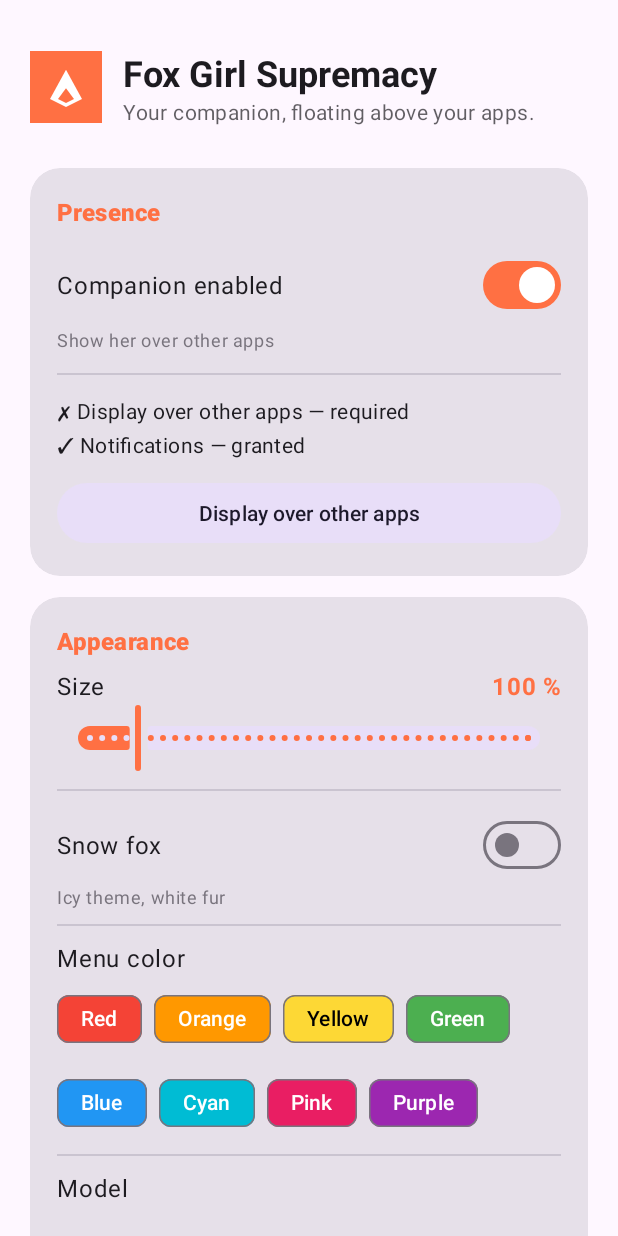
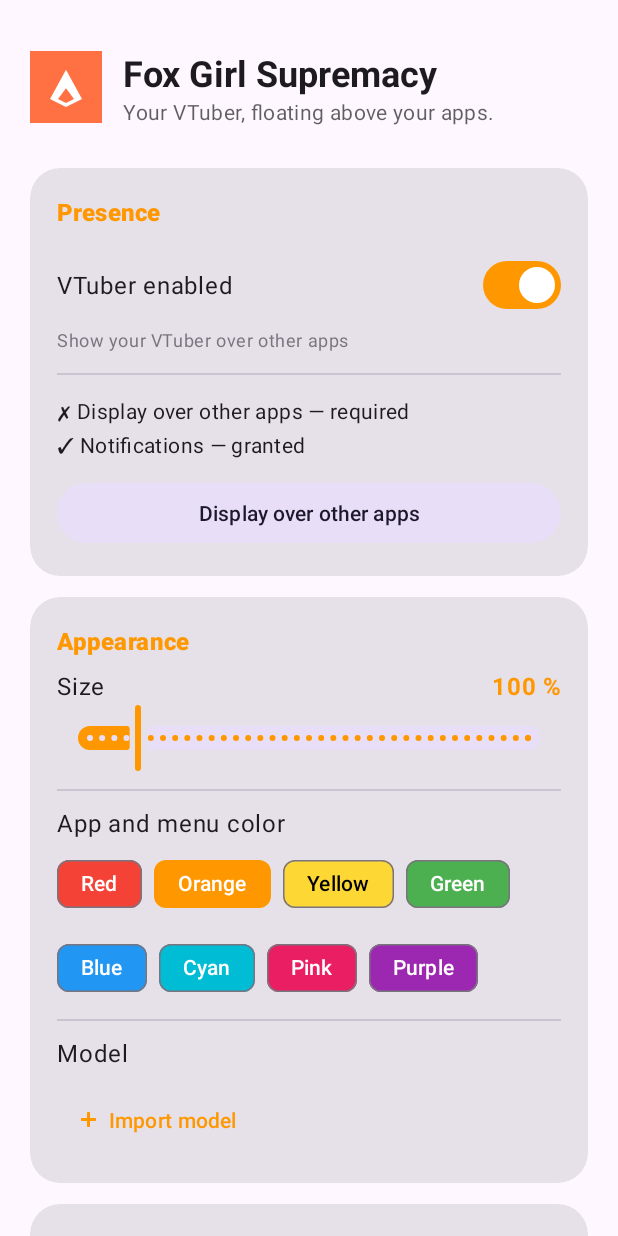
Before and after one commit to theB1T3of87/teste2, an Android app: the screen it shows after launch (MainActivity), on a phone screen of 412 x 824 dp. Run offline under Robolectric (Android 15) with nearby library versions, the phone set to English and light mode, and no system bars.

Commit message:
Switch face tracking to MediaPipe and polish VTuber settings
* Use they them language and VTuber wording throughout app

* Remove unused Snow Fox palette resources

* Add eight dynamic VTuber accent themes

* Remove Snow Fox setting and label app color selector

* Remove Snow Fox preference and set default VTuber color

* Apply selected color to full Material theme and remove Snow Fox controls

* Remove Snow Fox rendering state from renderer interface

* Remove Snow Fox method and send gaze axes to Cubism

* Remove Snow Fox handling and rename notification channel to VTuber

* Set VTuber app theme and update face tracking metadata

* Replace ML Kit tracking with MediaPipe Face Landmarker expressions and pose

* Integrate MediaPipe Tasks Vision and download Face Landmarker model

* Rename native tracking offsets to actual gaze axes

* Pass actual gaze coordinates through JNI

* Drive Cubism eyeballs from gaze blendshapes rather than face position

* Rename JNI arguments to represent eye gaze

* Add checksum-verified MediaPipe Face Landmarker model download

* Run APK validation on MediaPipe VTuber feature branch

* Run APK validation on MediaPipe VTuber feature branch

* Escape apostrophes in neutral VTuber dialogue resources

* Escape remaining apostrophe in neutral VTuber dialogue

* Use base theme for orange and remove empty child style

* Map orange color to the default VTuber theme

* Remove redundant divider left by Snow Fox removal

* Improve blink and jaw response and avoid overlapping inference frames

* Migrate previous orange menu preference to the new app theme palette

```diff
--- a/app/src/main/AndroidManifest.xml
+++ b/app/src/main/AndroidManifest.xml
@@ -3,7 +3,7 @@
 
     <!-- Dessiner par-dessus les autres apps -->
     <uses-permission android:name="android.permission.SYSTEM_ALERT_WINDOW" />
-    <!-- Face tracking local via CameraX/ML Kit -->
+    <!-- Local face tracking with CameraX and MediaPipe Face Landmarker -->
     <uses-permission android:name="android.permission.CAMERA" />
     <!-- Foreground service pour survivre au changement d'app -->
     <uses-permission android:name="android.permission.FOREGROUND_SERVICE" />
@@ -17,7 +17,7 @@
         android:icon="@drawable/ic_companion"
         android:label="@string/app_name"
         android:supportsRtl="true"
-        android:theme="@style/Theme.FoxGirlSupremacy">
+        android:theme="@style/Theme.VTuber">
 
         <activity
             android:name=".MainActivity"
@@ -34,7 +34,7 @@
             android:foregroundServiceType="specialUse|camera">
             <property
                 android:name="android.app.PROPERTY_SPECIAL_USE_FGS_SUBTYPE"
-                android:value="overlay_companion" />
+                android:value="overlay_vtuber" />
         </service>
 
     </application>
--- a/app/src/main/java/com/foxgirlsupremacy/companion/Live2DRenderer.kt
+++ b/app/src/main/java/com/foxgirlsupremacy/companion/Live2DRenderer.kt
@@ -49,7 +49,7 @@ class Live2DRenderer(
         } else {
             NativeCubismBridge.nativeSetFaceTrackingData(
                 true, data.angleX, data.angleY, data.angleZ,
-                data.eyeLOpen, data.eyeROpen, data.mouthForm, data.mouthOpen, data.faceX, data.faceY,
+                data.eyeLOpen, data.eyeROpen, data.mouthForm, data.mouthOpen, data.gazeX, data.gazeY,
             )
         }
     }
@@ -57,7 +57,6 @@ class Live2DRenderer(
     override fun setScale(scale: Float) = Unit
     override fun setAnimationsEnabled(enabled: Boolean) = Unit
     override fun setFacing(facing: Int) = Unit
-    override fun setSnowFox(snow: Boolean) = Unit
     override fun update(dtMillis: Long) = Unit
 
     override fun dispose() {
--- a/app/src/main/java/com/foxgirlsupremacy/companion/MainActivity.kt
+++ b/app/src/main/java/com/foxgirlsupremacy/companion/MainActivity.kt
@@ -34,7 +34,6 @@ class MainActivity : AppCompatActivity() {
     private lateinit var reactionsSwitch: MaterialSwitch
     private lateinit var wanderSwitch: MaterialSwitch
     private lateinit var faceTrackingSwitch: MaterialSwitch
-    private lateinit var snowSwitch: MaterialSwitch
     private lateinit var modelGroup: ChipGroup
     private lateinit var menuColorGroup: ChipGroup
     private lateinit var animContainer: LinearLayout
@@ -69,10 +68,7 @@ class MainActivity : AppCompatActivity() {
     override fun onCreate(savedInstanceState: Bundle?) {
         settings = Settings(this)
 
-        setTheme(
-            if (settings.snowFox) R.style.Theme_FoxGirlSupremacy_Snow
-            else R.style.Theme_FoxGirlSupremacy,
-        )
+        setTheme(themeForMenuColor(settings.menuColor))
         super.onCreate(savedInstanceState)
         setContentView(R.layout.activity_main)
 
@@ -87,9 +83,7 @@ class MainActivity : AppCompatActivity() {
         reactionsSwitch = findViewById(R.id.switch_reactions)
         wanderSwitch = findViewById(R.id.switch_wander)
         faceTrackingSwitch = findViewById(R.id.switch_face_tracking)
-        snowSwitch = findViewById(R.id.switch_snow)
         modelGroup = findViewById(R.id.model_group)
-        menuColorGroup = findViewById(R.id.menu_color_group)
         menuColorGroup = findViewById(R.id.menu_color_group)
         findViewById<MaterialButton>(R.id.button_import).setOnClickListener {
             importLauncher.launch(null)
@@ -118,7 +112,6 @@ class MainActivity : AppCompatActivity() {
         reactionsSwitch.isChecked = settings.reactionsEnabled
         wanderSwitch.isChecked = settings.wanderEnabled
         faceTrackingSwitch.isChecked = settings.faceTrackingEnabled
-        snowSwitch.isChecked = settings.snowFox
         sizeSlider.value = settings.scale.coerceIn(0.5f, 5.0f)
         updateSizeLabel(settings.scale)
         populateModels()
@@ -151,12 +144,6 @@ class MainActivity : AppCompatActivity() {
             }
         }
 
-        snowSwitch.setOnCheckedChangeListener { _, checked ->
-            settings.snowFox = checked
-
-            recreate()
-        }
-
         modelGroup.setOnCheckedStateChangeListener { group, checkedIds ->
             val checkedId = checkedIds.firstOrNull() ?: return@setOnCheckedStateChangeListener
             val modelId = group.findViewById<Chip>(checkedId)?.tag as? String ?: return@setOnCheckedStateChangeListener
@@ -175,17 +162,28 @@ class MainActivity : AppCompatActivity() {
         grantButton.setOnClickListener { requestMissingPermissions() }
     }
 
+    private fun themeForMenuColor(color: String): Int = when (color.uppercase()) {
+        "#F44336" -> R.style.Theme_VTuber_Red
+        "#FDD835" -> R.style.Theme_VTuber_Yellow
+        "#4CAF50" -> R.style.Theme_VTuber_Green
+        "#2196F3" -> R.style.Theme_VTuber_Blue
+        "#00BCD4" -> R.style.Theme_VTuber_Cyan
+        "#E91E63" -> R.style.Theme_VTuber_Pink
+        "#9C27B0" -> R.style.Theme_VTuber_Purple
+        else -> R.style.Theme_VTuber
+    }
+
     private fun updateSizeLabel(scale: Float) {
         sizeValue.text = "${(scale * 100).toInt()} %"
     }
 
     private fun importModel(treeUri: Uri) {
         val tree = DocumentFile.fromTreeUri(this, treeUri) ?: return
-        val id = (tree.name ?: "modele")
+        val id = (tree.name ?: "model")
             .lowercase()
             .replace(Regex("[^a-z0-9_]+"), "_")
             .trim('_')
-            .ifEmpty { "modele" }
+            .ifEmpty { "model" }
 
         val importBtn = findViewById<MaterialButton>(R.id.button_import)
         importBtn.isEnabled = false
@@ -260,7 +258,7 @@ class MainActivity : AppCompatActivity() {
                 chipBackgroundColor = android.content.res.ColorStateList.valueOf(android.graphics.Color.parseColor(hex))
                 setTextColor(if (name == "Yellow") android.graphics.Color.BLACK else android.graphics.Color.WHITE)
                 isChecked = settings.menuColor.equals(hex, ignoreCase = true)
-                setOnClickListener { settings.menuColor = hex; isChecked = true }
+                setOnClickListener { if (!settings.menuColor.equals(hex, true)) { settings.menuColor = hex; recreate() } }
             }
             menuColorGroup.addView(chip)
         }
--- a/app/src/main/java/com/foxgirlsupremacy/companion/NativeCubismBridge.kt
+++ b/app/src/main/java/com/foxgirlsupremacy/companion/NativeCubismBridge.kt
@@ -45,7 +45,7 @@ object NativeCubismBridge {
         enabled: Boolean,
         angleX: Float, angleY: Float, angleZ: Float,
         eyeLOpen: Float, eyeROpen: Float, mouthForm: Float, mouthOpen: Float,
-        faceX: Float, faceY: Float,
+        gazeX: Float, gazeY: Float,
     )
     @JvmStatic external fun nativePlayMotion(group: String, index: Int)
     @JvmStatic external fun nativeSetExpression(expression: String)
--- a/app/src/main/java/com/foxgirlsupremacy/companion/OverlayService.kt
+++ b/app/src/main/java/com/foxgirlsupremacy/companion/OverlayService.kt
@@ -302,7 +302,6 @@ class OverlayService : LifecycleService(), SharedPreferences.OnSharedPreferenceC
     private fun applySettings() {
         renderer.setScale(settings.scale)
         renderer.setAnimationsEnabled(settings.animationsEnabled)
-        renderer.setSnowFox(settings.snowFox)
         controller.wanderEnabled = settings.wanderEnabled
         overlayView?.let { windowManager.updateViewLayout(it, params) }
     }
@@ -319,7 +318,6 @@ class OverlayService : LifecycleService(), SharedPreferences.OnSharedPreferenceC
                 overlayView?.let { windowManager.updateViewLayout(it, params) }
             }
             Settings.KEY_ANIMATIONS -> renderer.setAnimationsEnabled(settings.animationsEnabled)
-            Settings.KEY_SNOW -> renderer.setSnowFox(settings.snowFox)
             Settings.KEY_WANDER -> controller.wanderEnabled = settings.wanderEnabled
             Settings.KEY_FACE_TRACKING -> { startForegroundNotification(); updateFaceTracking() }
             Settings.KEY_MODEL -> rebuildOverlay()
@@ -386,7 +384,7 @@ class OverlayService : LifecycleService(), SharedPreferences.OnSharedPreferenceC
             RadialMenuView.Item(RadialAction.SMALLER, getString(R.string.action_smaller), R.drawable.ic_smaller),
             RadialMenuView.Item(RadialAction.OFF, getString(R.string.action_off), R.drawable.ic_off),
         )
-        val menuColor = runCatching { android.graphics.Color.parseColor(settings.menuColor) }.getOrDefault(android.graphics.Color.parseColor("#FF7043"))
+        val menuColor = runCatching { android.graphics.Color.parseColor(settings.menuColor) }.getOrDefault(android.graphics.Color.parseColor("#FF9800"))
         val view = RadialMenuView(this, cx, cy, items, menuColor)
 
         val menuParams = overlayParams(
@@ -615,7 +613,7 @@ class OverlayService : LifecycleService(), SharedPreferences.OnSharedPreferenceC
 
 
     companion object {
-        private const val CHANNEL_ID = "companion_overlay"
+        private const val CHANNEL_ID = "vtuber_overlay"
         private const val NOTIF_ID = 1
         private const val TOUCH_SLOP = 12f
         private const val TICK_WALK_MS = 33L
--- a/app/src/main/java/com/foxgirlsupremacy/companion/Settings.kt
+++ b/app/src/main/java/com/foxgirlsupremacy/companion/Settings.kt
@@ -32,12 +32,11 @@ class Settings(context: Context) {
         get() = prefs.getBoolean(KEY_WANDER, true)
         set(value) = prefs.edit().putBoolean(KEY_WANDER, value).apply()
 
-    var snowFox: Boolean
-        get() = prefs.getBoolean(KEY_SNOW, false)
-        set(value) = prefs.edit().putBoolean(KEY_SNOW, value).apply()
-
     var menuColor: String
-        get() = prefs.getString(KEY_MENU_COLOR, "#FF7043") ?: "#FF7043"
+        get() {
+            val stored = prefs.getString(KEY_MENU_COLOR, "#FF9800") ?: "#FF9800"
+            return if (stored.equals("#FF7043", ignoreCase = true)) "#FF9800" else stored
+        }
         set(value) = prefs.edit().putString(KEY_MENU_COLOR, value).apply()
 
     var modelId: String
@@ -74,7 +73,6 @@ class Settings(context: Context) {
         const val KEY_ANIMATIONS = "animations_enabled"
         const val KEY_WANDER = "wander_enabled"
         const val KEY_FACE_TRACKING = "face_tracking_enabled"
-        const val KEY_SNOW = "snow_fox"
         const val KEY_MODEL = "model_id"
         const val KEY_MENU_COLOR = "menu_color"
         const val KEY_POS_X = "pos_x"
--- a/app/src/main/res/layout/activity_main.xml
+++ b/app/src/main/res/layout/activity_main.xml
@@ -171,27 +171,6 @@
                     android:layout_marginVertical="10dp"
                     android:background="?attr/colorOutlineVariant" />
 
-                <com.google.android.material.materialswitch.MaterialSwitch
-                    android:id="@+id/switch_snow"
-                    android:layout_width="match_parent"
-                    android:layout_height="wrap_content"
-                    android:minHeight="52dp"
-                    android:text="@string/switch_snow"
-                    android:textAppearance="?attr/textAppearanceBodyLarge" />
-
-                <TextView
-                    android:layout_width="wrap_content"
-                    android:layout_height="wrap_content"
-                    android:text="@string/switch_snow_sub"
-                    android:textAppearance="?attr/textAppearanceBodySmall"
-                    android:alpha="0.7" />
-
-                <View
-                    android:layout_width="match_parent"
-                    android:layout_height="1dp"
-                    android:layout_marginVertical="10dp"
-                    android:background="?attr/colorOutlineVariant" />
-
                 <TextView
                     android:layout_width="wrap_content"
                     android:layout_height="wrap_content"
--- a/app/src/main/res/values/colors.xml
+++ b/app/src/main/res/values/colors.xml
@@ -1,15 +1,5 @@
 <?xml version="1.0" encoding="utf-8"?>
 <resources>
-    <color name="fox_orange">#FF7043</color>
-    <color name="fox_orange_dark">#E64A19</color>
-    <color name="fox_pink">#EC407A</color>
-    <color name="fox_cream">#FFF3E0</color>
     <color name="white">#FFFFFF</color>
     <color name="ink">#211A17</color>
-
-    <!-- Renarde des neiges -->
-    <color name="snow_blue">#4FC3F7</color>
-    <color name="snow_blue_dark">#0277BD</color>
-    <color name="snow_ice">#81D4FA</color>
-    <color name="snow_pale">#E1F5FE</color>
 </resources>
--- a/app/src/main/res/values/strings.xml
+++ b/app/src/main/res/values/strings.xml
@@ -1,17 +1,15 @@
 <?xml version="1.0" encoding="utf-8"?>
 <resources>
     <string name="app_name">Fox Girl Supremacy</string>
-    <string name="notif_channel_name">Companion</string>
-    <string name="notif_title">Your fox girl is here</string>
-    <string name="notif_text">She is hanging out over your apps.</string>
-    <string name="header_subtitle">Your companion, floating above your apps.</string>
+    <string name="notif_channel_name">VTuber</string>
+    <string name="notif_title">Your VTuber is here</string>
+    <string name="notif_text">They are hanging out above your apps.</string>
+    <string name="header_subtitle">Your VTuber, floating above your apps.</string>
     <string name="card_state_title">Presence</string>
-    <string name="switch_companion">Companion enabled</string>
-    <string name="switch_companion_sub">Show her over other apps</string>
+    <string name="switch_companion">VTuber enabled</string>
+    <string name="switch_companion_sub">Show your VTuber over other apps</string>
     <string name="card_appearance_title">Appearance</string>
     <string name="label_size">Size</string>
-    <string name="switch_snow">Snow fox</string>
-    <string name="switch_snow_sub">Icy theme, white fur</string>
     <string name="label_model">Model</string>
     <string name="import_model">Import model</string>
     <string name="import_progress">Importing…</string>
@@ -21,20 +19,20 @@
     <string name="anim_open">View animations</string>
     <string name="card_anim_title">Animations</string>
     <string name="anim_card_hint">Tap a name to preview an animation; assign it to an action (weight = frequency).</string>
-    <string name="anim_hint">Tap an animation to preview it on your companion.</string>
+    <string name="anim_hint">Tap an animation to preview it on your VTuber.</string>
     <string name="anim_motions">Motions</string>
     <string name="anim_expressions">Expressions</string>
     <string name="anim_empty">This model has no motions or expressions (but it can still breathe and blink).</string>
     <string name="anim_none">No model selected.</string>
     <string name="card_behavior_title">Behavior</string>
     <string name="switch_reactions">Touch reactions</string>
-    <string name="switch_reactions_sub">She reacts when you touch her</string>
+    <string name="switch_reactions_sub">They react when you touch them</string>
     <string name="switch_animations">Animations</string>
     <string name="switch_animations_sub">Idle breathing</string>
     <string name="switch_face_tracking">Face tracking</string>
-    <string name="switch_face_tracking_sub">Your companion follows your head and eye movements (front camera)</string>
+    <string name="switch_face_tracking_sub">They follow your head and eye movements using the front camera</string>
     <string name="switch_wander">Wandering</string>
-    <string name="switch_wander_sub">She walks around near the bottom of the screen</string>
+    <string name="switch_wander_sub">They move around near the bottom of the screen</string>
     <string name="perm_overlay">Display over other apps</string>
     <string name="perm_notif">Notifications</string>
     <string name="perm_granted">granted</string>
@@ -47,9 +45,9 @@
     <string name="action_off">Turn off</string>
     <string name="action_bigger">Bigger</string>
     <string name="action_smaller">Smaller</string>
-    <string name="menu_color_title">Menu color</string>
+    <string name="menu_color_title">App and menu color</string>
     <string name="camera_permission_denied">Camera permission denied; face tracking is disabled.</string>
     <string-array name="chat_lines">
-        <item>Hey there!</item><item>What are you up to?</item><item>I\'m a little hungry…</item><item>Pet me?</item><item>Hehe~</item><item>I\'m watching over you.</item><item>Wanna play?</item><item>I missed you.</item><item>*wags her tail*</item><item>You\'re still here?</item>
+        <item>Hey there!</item><item>What are you up to?</item><item>I\'m a little hungry…</item><item>Pet me?</item><item>Hehe~</item><item>I\'m here with you.</item><item>Wanna play?</item><item>I missed you.</item><item>*wags their tail*</item><item>You\'re still here?</item>
     </string-array>
 </resources>
--- a/app/src/main/res/values/themes.xml
+++ b/app/src/main/res/values/themes.xml
@@ -1,20 +1,62 @@
 <?xml version="1.0" encoding="utf-8"?>
 <resources>
-    <style name="Theme.FoxGirlSupremacy" parent="Theme.Material3.DayNight.NoActionBar">
-        <item name="colorPrimary">@color/fox_orange</item>
-        <item name="colorOnPrimary">@color/white</item>
-        <item name="colorPrimaryContainer">@color/fox_cream</item>
-        <item name="colorOnPrimaryContainer">@color/fox_orange_dark</item>
-        <item name="colorSecondary">@color/fox_pink</item>
-        <item name="colorOnSecondary">@color/white</item>
+    <style name="Theme.VTuber" parent="Theme.Material3.DayNight.NoActionBar">
+        <item name="colorPrimary">#FF9800</item>
+        <item name="colorOnPrimary">#FFFFFF</item>
+        <item name="colorPrimaryContainer">#FFF3E0</item>
+        <item name="colorOnPrimaryContainer">#E65100</item>
+        <item name="colorSecondary">#FF9800</item>
+        <item name="colorOnSecondary">#FFFFFF</item>
     </style>
 
-    <style name="Theme.FoxGirlSupremacy.Snow" parent="Theme.FoxGirlSupremacy">
-        <item name="colorPrimary">@color/snow_blue</item>
-        <item name="colorOnPrimary">@color/white</item>
-        <item name="colorPrimaryContainer">@color/snow_pale</item>
-        <item name="colorOnPrimaryContainer">@color/snow_blue_dark</item>
-        <item name="colorSecondary">@color/snow_ice</item>
-        <item name="colorOnSecondary">@color/white</item>
+    <style name="Theme.VTuber.Red" parent="Theme.VTuber">
+        <item name="colorPrimary">#F44336</item>
+        <item name="colorOnPrimary">#FFFFFF</item>
+        <item name="colorPrimaryContainer">#FFEBEE</item>
+        <item name="colorOnPrimaryContainer">#B71C1C</item>
+        <item name="colorSecondary">#F44336</item>
+    </style>
+    <style name="Theme.VTuber.Yellow" parent="Theme.VTuber">
+        <item name="colorPrimary">#FDD835</item>
+        <item name="colorOnPrimary">#211A17</item>
+        <item name="colorPrimaryContainer">#FFFDE7</item>
+        <item name="colorOnPrimaryContainer">#F57F17</item>
+        <item name="colorSecondary">#FDD835</item>
+        <item name="colorOnSecondary">#211A17</item>
+    </style>
+    <style name="Theme.VTuber.Green" parent="Theme.VTuber">
+        <item name="colorPrimary">#4CAF50</item>
+        <item name="colorOnPrimary">#FFFFFF</item>
+        <item name="colorPrimaryContainer">#E8F5E9</item>
+        <item name="colorOnPrimaryContainer">#1B5E20</item>
+        <item name="colorSecondary">#4CAF50</item>
+    </style>
+    <style name="Theme.VTuber.Blue" parent="Theme.VTuber">
+        <item name="colorPrimary">#2196F3</item>
+        <item name="colorOnPrimary">#FFFFFF</item>
+        <item name="colorPrimaryContainer">#E3F2FD</item>
+        <item name="colorOnPrimaryContainer">#0D47A1</item>
+        <item name="colorSecondary">#2196F3</item>
+    </style>
+    <style name="Theme.VTuber.Cyan" parent="Theme.VTuber">
+        <item name="colorPrimary">#00BCD4</item>
+        <item name="colorOnPrimary">#FFFFFF</item>
+        <item name="colorPrimaryContainer">#E0F7FA</item>
+        <item name="colorOnPrimaryContainer">#006064</item>
+        <item name="colorSecondary">#00BCD4</item>
+    </style>
+    <style name="Theme.VTuber.Pink" parent="Theme.VTuber">
+        <item name="colorPrimary">#E91E63</item>
+        <item name="colorOnPrimary">#FFFFFF</item>
+        <item name="colorPrimaryContainer">#FCE4EC</item>
+        <item name="colorOnPrimaryContainer">#880E4F</item>
+        <item name="colorSecondary">#E91E63</item>
+    </style>
+    <style name="Theme.VTuber.Purple" parent="Theme.VTuber">
+        <item name="colorPrimary">#9C27B0</item>
+        <item name="colorOnPrimary">#FFFFFF</item>
+        <item name="colorPrimaryContainer">#F3E5F5</item>
+        <item name="colorOnPrimaryContainer">#4A148C</item>
+        <item name="colorSecondary">#9C27B0</item>
     </style>
 </resources>
```
Also changed, not shown: app/build.gradle.kts (+6 -1 lines), app/download_tasks.gradle.kts (added, +71 -0 lines), app/src/main/java/com/foxgirlsupremacy/companion/CharacterRenderer.kt (+7 -31 lines), app/src/main/java/com/foxgirlsupremacy/companion/FaceTrackingController.kt (+279 -79 lines), 5 other files.
